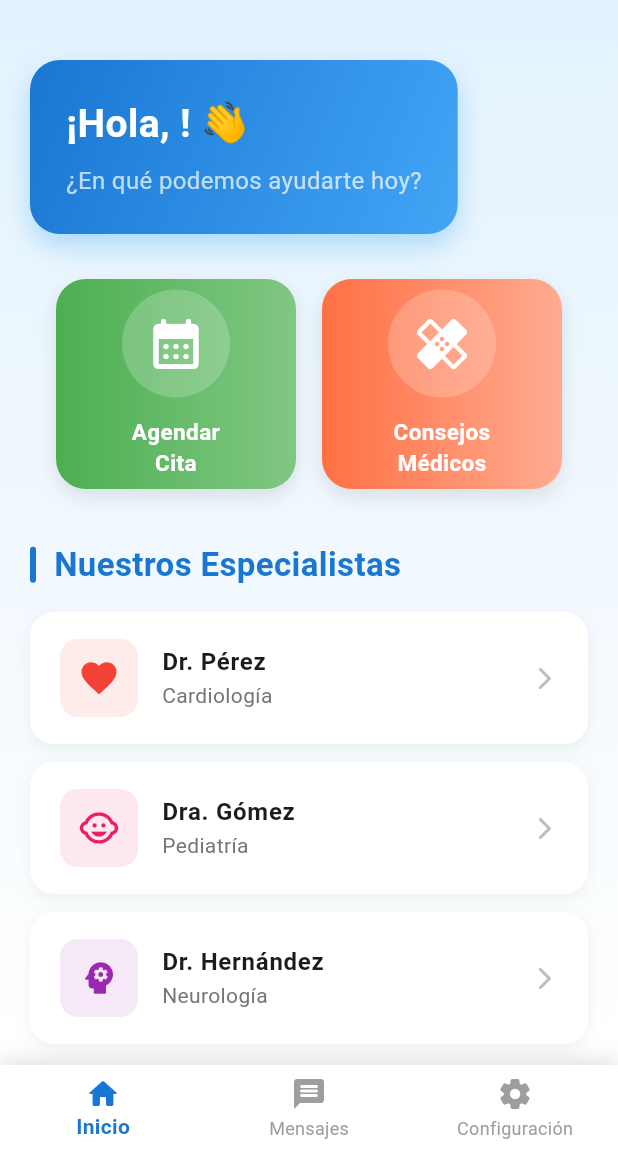
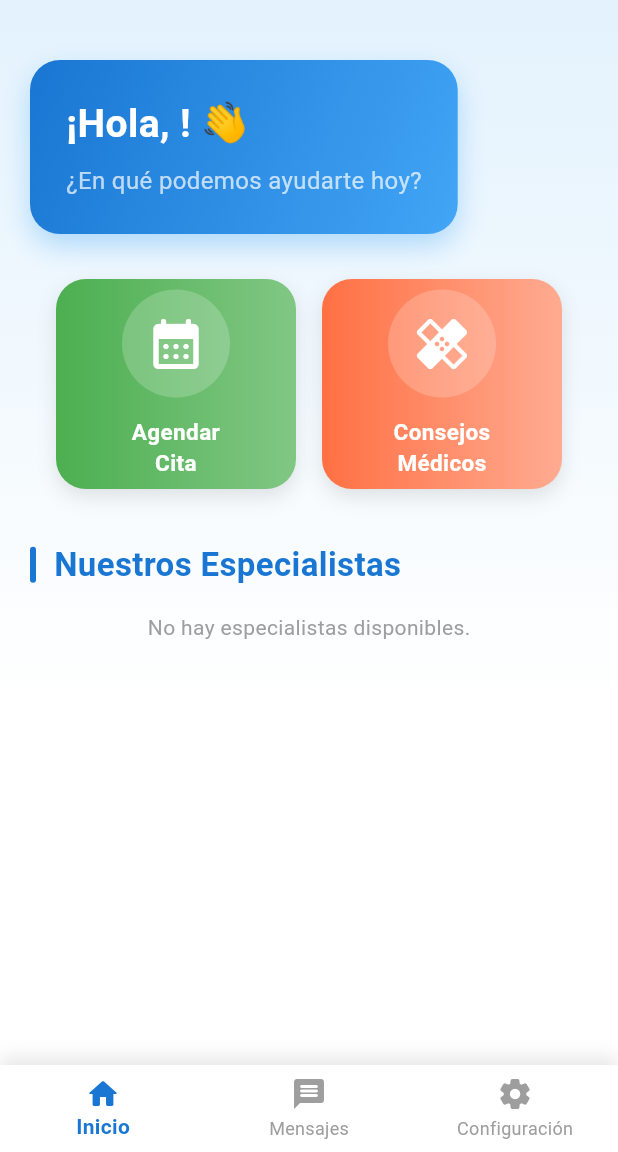
Before and after one commit to jessicarodriguezchim/MediConnect, a Flutter app: the HomePage screen opened by its route, on a phone screen of 412 x 824 dp, the part 84-1236 px from its top. Run offline on Flutter 3.47's test engine with Material 3 defaults, Android fonts, the phone set to English and light mode, and no system bars; our stand-ins replace cloud_firestore, firebase_auth, firebase_core, table_calendar; accounts and stored records are empty.

Commit message:
CRUD usando base de datos en la nube

```diff
--- a/lib/home_page.dart
+++ b/lib/home_page.dart
@@ -1,5 +1,6 @@
 import 'package:flutter/material.dart';
 import 'package:firebase_auth/firebase_auth.dart';
+import 'package:cloud_firestore/cloud_firestore.dart';
 import 'routes.dart';
 import 'messages_page.dart';
 import 'settings_page.dart';
@@ -15,17 +16,46 @@ class HomePage extends StatefulWidget {
 class _HomePageState extends State<HomePage> {
   int _selectedIndex = 0;
   final FirebaseAuth _auth = FirebaseAuth.instance;
+  List<Map<String, dynamic>> _specialists = [];
+  bool _isLoading = true;
+  String? _errorMessage;
 
   late final List<Widget> _pages;
 
   @override
   void initState() {
     super.initState();
-    _pages = [
+    /*_pages = [
       _buildHomeContent(),
       const MessagesPage(),
       const SettingsPage(),
     ];
+    */
+    _loadSpecialists();
+  }
+
+  Future<void> _loadSpecialists() async {
+    setState(() {
+      _isLoading = true;
+      _errorMessage = null;
+    });
+
+    try {
+      final snapshot = await FirebaseFirestore.instance.collection('medicos').get();
+      setState(() {
+        _specialists = snapshot.docs.map((doc) {
+          final data = doc.data();
+          data['id'] = doc.id;
+          return data;
+        }).toList();
+        _isLoading = false;
+      });
+    } catch (e) {
+      setState(() {
+        _errorMessage = 'Error al cargar especialistas: $e. Verifica tu conexión e intenta de nuevo.';
+        _isLoading = false;
+      });
+    }
   }
 
   void _onItemTapped(int index) {
@@ -99,13 +129,11 @@ class _HomePageState extends State<HomePage> {
                     colors: [Color(0xFF4CAF50), Color(0xFF81C784)],
                   ),
                   onTap: () {
-                    Navigator.push(
-                      context,
-                      MaterialPageRoute(builder: (_) => const CalendarPage(medicoId: 'id_del_medico')),
-                      );
-                    },
-                  ),
-
+                    ScaffoldMessenger.of(context).showSnackBar(
+                      const SnackBar(content: Text('Selecciona un especialista abajo')),
+                    );
+                  },
+                ),
                 _optionCard(
                   icon: Icons.healing_rounded,
                   title: 'Consejos\nMédicos',
@@ -151,49 +179,7 @@ class _HomePageState extends State<HomePage> {
             ),
             const SizedBox(height: 16),
             _specialistList(),
-            const SizedBox(height: 40),
-            Center(
-              child: Container(
-                height: 56,
-                width: double.infinity,
-                decoration: BoxDecoration(
-                  borderRadius: BorderRadius.circular(16),
-                  gradient: LinearGradient(
-                    colors: [Colors.red[400]!, Colors.red[600]!],
-                  ),
-                  boxShadow: [
-                    BoxShadow(
-                      color: Colors.red.withOpacity(0.3),
-                      blurRadius: 12,
-                      offset: const Offset(0, 6),
-                    ),
-                  ],
-                ),
-                child: ElevatedButton.icon(
-                  icon: const Icon(Icons.logout_rounded, size: 24),
-                  style: ElevatedButton.styleFrom(
-                    backgroundColor: Colors.transparent,
-                    shadowColor: Colors.transparent,
-                    shape: RoundedRectangleBorder(
-                      borderRadius: BorderRadius.circular(16),
-                    ),
-                  ),
-                  onPressed: () async {
-                    await FirebaseAuth.instance.signOut();
-                    Navigator.pushReplacementNamed(context, Routes.login);
-                  },
-                  label: const Text(
-                    'Cerrar Sesión',
-                    style: TextStyle(
-                      fontSize: 18,
-                      fontWeight: FontWeight.bold,
-                      color: Colors.white,
-                    ),
-                  ),
-                ),
-              ),
-            ),
-            const SizedBox(height: 20),
+            const SizedBox(height: 20), // Reducido el padding inferior
           ],
         ),
       ),
@@ -257,16 +243,42 @@ class _HomePageState extends State<HomePage> {
   }
 
   Widget _specialistList() {
-    final specialists = [
-      {'name': 'Dr. Pérez', 'specialty': 'Cardiología', 'icon': Icons.favorite, 'color': Colors.red},
-      {'name': 'Dra. Gómez', 'specialty': 'Pediatría', 'icon': Icons.child_care, 'color': Colors.pink},
-      {'name': 'Dr. Hernández', 'specialty': 'Neurología', 'icon': Icons.psychology, 'color': Colors.purple},
-      {'name': 'Dra. Ruiz', 'specialty': 'Dermatología', 'icon': Icons.face, 'color': Colors.orange},
-      {'name': 'Dr. López', 'specialty': 'Ortopedia', 'icon': Icons.accessible, 'color': Colors.blue},
-    ];
+    if (_isLoading) {
+      return const Center(
+        child: Column(
+          children: [
+            CircularProgressIndicator(),
+            SizedBox(height: 16),
+            Text('Cargando especialistas...', style: TextStyle(color: Colors.grey)),
+          ],
+        ),
+      );
+    }
+
+    if (_errorMessage != null) {
+      return Center(
+        child: Column(
+          children: [
+            Text(_errorMessage!, textAlign: TextAlign.center, style: const TextStyle(color: Colors.red)),
+            const SizedBox(height: 16),
+            ElevatedButton(
+              onPressed: _loadSpecialists,
+              child: const Text('Reintentar'),
+            ),
+          ],
+        ),
+      );
+    }
+
+    if (_specialists.isEmpty) {
+      return const Center(
+        child: Text('No hay especialistas disponibles.', style: TextStyle(color: Colors.grey)),
+      );
+    }
 
     return Column(
-      children: specialists.map((specialist) {
+      children: _specialists.map((specialist) {
+        final color = Color(int.parse(specialist['color'] ?? '0xFF2196F3'));
         return Container(
           margin: const EdgeInsets.only(bottom: 12),
           decoration: BoxDecoration(
@@ -285,21 +297,21 @@ class _HomePageState extends State<HomePage> {
             leading: Container(
               padding: const EdgeInsets.all(12),
               decoration: BoxDecoration(
-                color: (specialist['color'] as Color).withOpacity(0.1),
+                color: color.withOpacity(0.1),
                 borderRadius: BorderRadius.circular(12),
               ),
               child: Icon(
-                specialist['icon'] as IconData,
-                color: specialist['color'] as Color,
+                IconData(int.parse(specialist['icono'] ?? '0xe0b0'), fontFamily: 'MaterialIcons'),
+                color: color,
                 size: 28,
               ),
             ),
             title: Text(
-              specialist['name'] as String,
+              specialist['nombre'] ?? 'Sin nombre',
               style: const TextStyle(fontWeight: FontWeight.bold, fontSize: 16),
             ),
             subtitle: Text(
-              specialist['specialty'] as String,
+              specialist['especialidad'] ?? 'Sin especialidad',
               style: TextStyle(color: Colors.grey[600], fontSize: 14),
             ),
             trailing: Icon(
@@ -307,6 +319,14 @@ class _HomePageState extends State<HomePage> {
               color: Colors.grey[400],
               size: 18,
             ),
+            onTap: () {
+              Navigator.push(
+                context,
+                MaterialPageRoute(
+                  builder: (_) => CalendarPage(medicoId: specialist['id']),
+                ),
+              );
+            },
           ),
         );
       }).toList(),
@@ -330,7 +350,11 @@ class _HomePageState extends State<HomePage> {
         ),
         centerTitle: true,
       ),
-      body: _pages[_selectedIndex],
+      body: _selectedIndex == 0
+        ? _buildHomeContent()
+        : _selectedIndex == 1
+            ? const MessagesPage()
+            : const SettingsPage(),
       bottomNavigationBar: Container(
         decoration: BoxDecoration(
           boxShadow: [
--- a/lib/routes.dart
+++ b/lib/routes.dart
@@ -4,12 +4,11 @@ import 'profile_page.dart';
 import 'login_page.dart';
 
 class Routes {
-
   static const String login = '/login';
   static const String home = '/home';
   static const String profile = '/profile';
 
-      static Route <dynamic> generateRoute(RouteSettings settings) {
+  static Route<dynamic> generateRoute(RouteSettings settings) {
     switch (settings.name) {
       case login:
         return MaterialPageRoute(builder: (_) => LoginPage());
```
Also changed, not shown: lib/calendar_page.dart (+262 -95 lines), lib/misCitasPage.dart (added, +113 -0 lines). Lines whose indentation alone changed are shown as unchanged.
